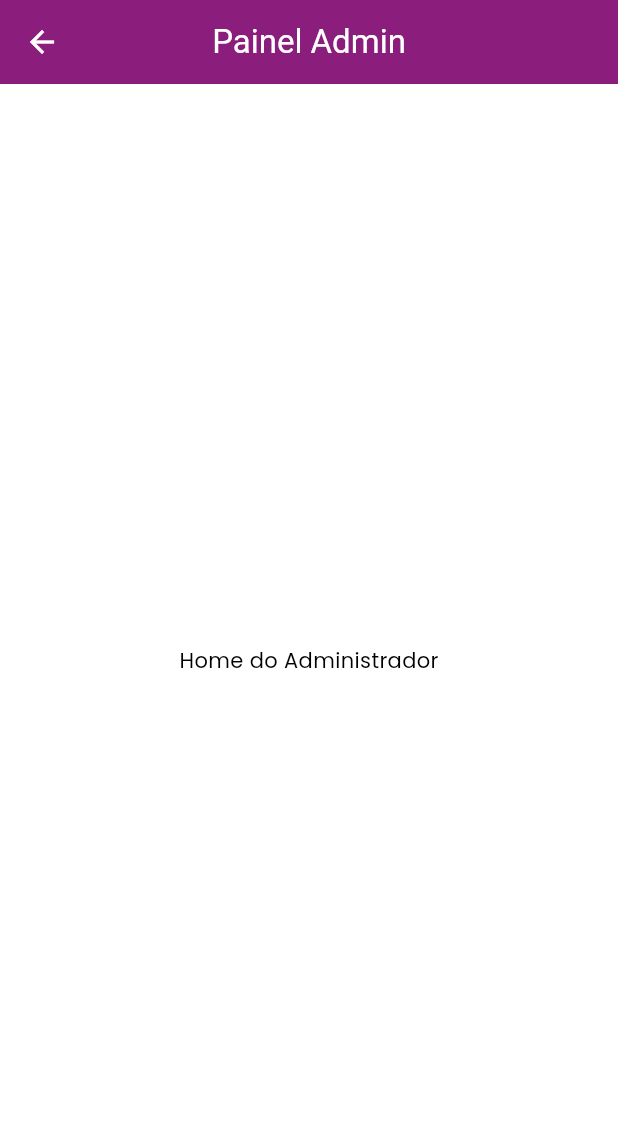
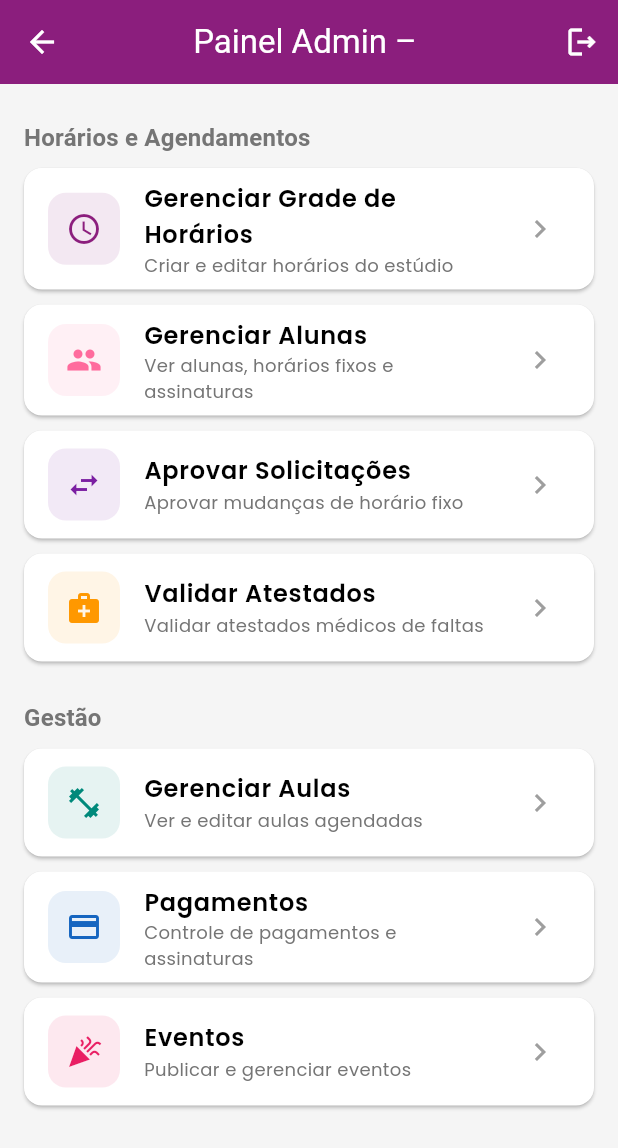
Before and after one commit to JorgeHenrie/app_pole_fenix, a Flutter app: the HomeAdminScreen screen opened by its route, on a phone screen of 412 x 824 dp. Shown: the top 1148 px of the screen. Run offline on Flutter 3.47's test engine with Material 3 defaults, Android fonts, the phone set to English and light mode, and no system bars; our stand-ins replace cloud_firestore, firebase_auth, firebase_core, firebase_messaging, firebase_storage, google_fonts and 1 more; accounts and stored records are empty.

Commit message:
feat: implement complete fixed schedule system
Co-authored-by: JorgeHenrie <49873847+JorgeHenrie@users.noreply.github.com>
Agent-Logs-Url: https://github.com/JorgeHenrie/app_pole_fenix/sessions/4d822271-5347-4f70-9809-584a48c92757

```diff
--- a/lib/repositories/grade_horario_repository.dart
+++ b/lib/repositories/grade_horario_repository.dart
@@ -10,6 +10,13 @@ class GradeHorarioRepository {
         .colecao(_colecao)
         .where('ativo', isEqualTo: true)
         .get();
+    return snapshot.docs
+        .map((doc) => GradeHorario.fromMap(doc.data(), doc.id))
+        .toList();
+  }
+
+  Future<List<GradeHorario>> listarTodos() async {
+    final snapshot = await _firestore.colecao(_colecao).get();
     return snapshot.docs
         .map((doc) => GradeHorario.fromMap(doc.data(), doc.id))
         .toList();
--- a/lib/screens/admin/gerenciar_horarios_screen.dart
+++ b/lib/screens/admin/gerenciar_horarios_screen.dart
@@ -40,7 +40,7 @@ class _GerenciarHorariosScreenState extends State<GerenciarHorariosScreen> {
   Future<void> _carregarDados() async {
     setState(() => _carregando = true);
     try {
-      final grade = await _gradeRepo.listarAtivos();
+      final grade = await _gradeRepo.listarTodos();
       final Map<String, int> ocupacao = {};
       for (final slot in grade) {
         final count = await _horarioFixoRepo.contarOcupacao(
--- a/lib/screens/admin/home_admin_screen.dart
+++ b/lib/screens/admin/home_admin_screen.dart
@@ -1,4 +1,9 @@
 import 'package:flutter/material.dart';
+import 'package:provider/provider.dart';
+
+import '../../core/constants/routes.dart';
+import '../../core/theme/app_colors.dart';
+import '../../providers/auth_provider.dart';
 
 /// Tela inicial do administrador.
 class HomeAdminScreen extends StatelessWidget {
@@ -6,9 +11,133 @@ class HomeAdminScreen extends StatelessWidget {
 
   @override
   Widget build(BuildContext context) {
+    final usuario = context.read<AuthProvider>().usuario;
+    final nome = usuario?.nome.split(' ').first ?? 'Admin';
+
     return Scaffold(
-      appBar: AppBar(title: const Text('Painel Admin')),
-      body: const Center(child: Text('Home do Administrador')),
+      backgroundColor: AppColors.background,
+      appBar: AppBar(
+        title: Text('Painel Admin – $nome'),
+        actions: [
+          IconButton(
+            icon: const Icon(Icons.logout_outlined),
+            tooltip: 'Sair',
+            onPressed: () async {
+              await context.read<AuthProvider>().logout();
+              if (context.mounted) {
+                Navigator.of(context).pushReplacementNamed(Routes.login);
+              }
+            },
+          ),
+        ],
+      ),
+      body: ListView(
+        padding: const EdgeInsets.all(16),
+        children: [
+          _buildSectionTitle(context, 'Horários e Agendamentos'),
+          _buildMenuCard(
+            context,
+            icon: Icons.schedule,
+            title: 'Gerenciar Grade de Horários',
+            subtitle: 'Criar e editar horários do estúdio',
+            color: AppColors.primary,
+            rota: Routes.gerenciarHorarios,
+          ),
+          _buildMenuCard(
+            context,
+            icon: Icons.people,
+            title: 'Gerenciar Alunas',
+            subtitle: 'Ver alunas, horários fixos e assinaturas',
+            color: AppColors.secondary,
+            rota: Routes.gerenciarAlunas,
+          ),
+          _buildMenuCard(
+            context,
+            icon: Icons.swap_horiz,
+            title: 'Aprovar Solicitações',
+            subtitle: 'Aprovar mudanças de horário fixo',
+            color: const Color(0xFF7B1FA2),
+            rota: Routes.aprovarSolicitacoes,
+          ),
+          _buildMenuCard(
+            context,
+            icon: Icons.medical_services,
+            title: 'Validar Atestados',
+            subtitle: 'Validar atestados médicos de faltas',
+            color: AppColors.warning,
+            rota: Routes.validarAtestados,
+          ),
+          const SizedBox(height: 8),
+          _buildSectionTitle(context, 'Gestão'),
+          _buildMenuCard(
+            context,
+            icon: Icons.fitness_center,
+            title: 'Gerenciar Aulas',
+            subtitle: 'Ver e editar aulas agendadas',
+            color: const Color(0xFF00897B),
+            rota: Routes.gerenciarAulas,
+          ),
+          _buildMenuCard(
+            context,
+            icon: Icons.payment,
+            title: 'Pagamentos',
+            subtitle: 'Controle de pagamentos e assinaturas',
+            color: const Color(0xFF1565C0),
+            rota: Routes.pagamentos,
+          ),
+          _buildMenuCard(
+            context,
+            icon: Icons.celebration,
+            title: 'Eventos',
+            subtitle: 'Publicar e gerenciar eventos',
+            color: const Color(0xFFE91E63),
+            rota: Routes.eventosAdmin,
+          ),
+        ],
+      ),
+    );
+  }
+
+  Widget _buildSectionTitle(BuildContext context, String titulo) {
+    return Padding(
+      padding: const EdgeInsets.symmetric(vertical: 8),
+      child: Text(
+        titulo,
+        style: Theme.of(context).textTheme.titleMedium?.copyWith(
+              fontWeight: FontWeight.bold,
+              color: AppColors.textSecondary,
+            ),
+      ),
+    );
+  }
+
+  Widget _buildMenuCard(
+    BuildContext context, {
+    required IconData icon,
+    required String title,
+    required String subtitle,
+    required Color color,
+    required String rota,
+  }) {
+    return Card(
+      margin: const EdgeInsets.only(bottom: 10),
+      shape: RoundedRectangleBorder(borderRadius: BorderRadius.circular(12)),
+      child: ListTile(
+        onTap: () => Navigator.pushNamed(context, rota),
+        leading: Container(
+          width: 48,
+          height: 48,
+          decoration: BoxDecoration(
+            color: color.withValues(alpha: 0.1),
+            borderRadius: BorderRadius.circular(12),
+          ),
+          child: Icon(icon, color: color),
+        ),
+        title: Text(title, style: const TextStyle(fontWeight: FontWeight.w600)),
+        subtitle: Text(subtitle,
+            style: const TextStyle(fontSize: 12, color: AppColors.textSecondary)),
+        trailing: const Icon(Icons.chevron_right, color: AppColors.grey),
+      ),
     );
   }
 }
```
